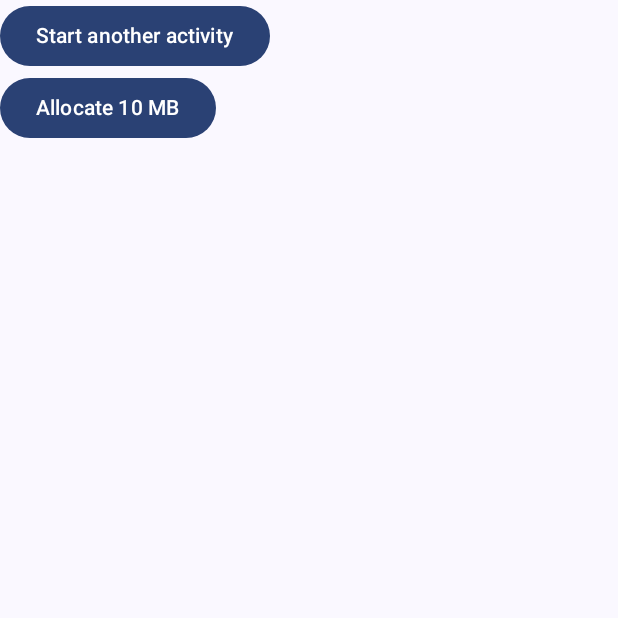
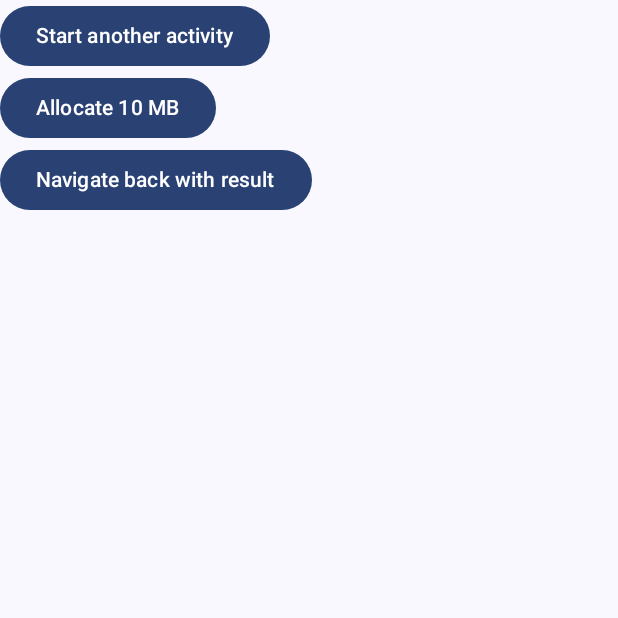
Before and after one commit to PaulKlauser/DontKeepActivities, an Android app built with Jetpack Compose: the screen it shows after launch (MainActivity), after a tap on "Start another activity", on a phone screen of 412 x 824 dp, the top half of it. Run offline under Robolectric (Android 15) with nearby library versions, the phone set to English and light mode, and no system bars.

Commit message:
Initial commit

```diff
--- a/app/src/main/java/com/example/bgactivitiestesting/ActivityCounter.kt
+++ b/app/src/main/java/com/example/bgactivitiestesting/ActivityCounter.kt
@@ -5,13 +5,10 @@ import android.content.Intent
 
 object ActivityCounter {
 
-    private var _counter = 1
-    val counter: String
-        get() = _counter.toString()
-
-    fun startActivity(parent: Activity) {
-        _counter++
-
-        parent.startActivity(Intent(parent, MainActivity::class.java))
+    fun startActivity(parent: Activity, name: Int) {
+        parent.startActivity(Intent(parent, MainActivity::class.java)
+            .apply {
+                putExtra("counter", name + 1)
+            })
     }
 }
--- a/app/src/main/java/com/example/bgactivitiestesting/MainActivity.kt
+++ b/app/src/main/java/com/example/bgactivitiestesting/MainActivity.kt
@@ -1,9 +1,16 @@
 package com.example.bgactivitiestesting
 
+import android.R.attr.data
+import android.app.Activity
+import android.app.ComponentCaller
+import android.content.Intent
 import android.os.Bundle
+import android.util.Log
 import androidx.activity.ComponentActivity
+import androidx.activity.compose.rememberLauncherForActivityResult
 import androidx.activity.compose.setContent
 import androidx.activity.enableEdgeToEdge
+import androidx.activity.result.contract.ActivityResultContracts
 import androidx.activity.viewModels
 import androidx.compose.foundation.layout.Column
 import androidx.compose.foundation.layout.fillMaxSize
@@ -18,28 +25,61 @@ import java.util.UUID
 class MainActivity : ComponentActivity() {
 
     private val map = mutableMapOf<UUID, ByteArray>()
-    private val name = "Activity #${ActivityCounter.counter}"
+    private var count = 0
+    private lateinit var name: String
 
     private val vm by viewModels<MainViewModel>()
 
     override fun onCreate(savedInstanceState: Bundle?) {
         super.onCreate(savedInstanceState)
+        count = intent.getIntExtra("counter", 0)
+        name = "Activity #${count}"
+        Log.d("Debug", "$name is created")
 
-        vm.init(ActivityCounter.counter)
+        vm.init(name)
 
         enableEdgeToEdge()
         setContent {
+            val launcher =
+                rememberLauncherForActivityResult(ActivityResultContracts.StartActivityForResult()) {
+                    Log.d(
+                        "Debug",
+                        "$name received activity result: ${it.resultCode}, ${it.data?.getStringExtra("result")}"
+                    )
+                }
             BgActivitiesTestingTheme {
                 Scaffold(modifier = Modifier.fillMaxSize()) { innerPadding ->
                     Column(modifier = Modifier.padding(innerPadding)) {
                         Button(
-                            onClick = { ActivityCounter.startActivity(this@MainActivity) },
+                            onClick = {
+                                val intent = Intent(this@MainActivity, MainActivity::class.java)
+                                    .apply {
+                                        putExtra("counter", count + 1)
+                                    }
+//                                this@MainActivity.startActivityForResult(
+//                                    Intent(this@MainActivity, MainActivity::class.java)
+//                                        .apply {
+//                                            putExtra("counter", count + 1)
+//                                        },
+//                                    1)
+                                launcher.launch(intent)
+                            },
                             modifier = Modifier.padding(innerPadding)
                         ) { Text("Start another activity") }
                         Button(
                             onClick = { map[UUID.randomUUID()] = ByteArray(10 * 1024 * 1024) },
                             modifier = Modifier.padding(innerPadding)
                         ) { Text("Allocate 10 MB") }
+                        Button(
+                            onClick = {
+                                setResult(RESULT_OK, Intent().apply {
+                                    putExtra("result", "Result from $name")
+                                })
+                                finish()
+                            }
+                        ) {
+                            Text("Navigate back with result")
+                        }
                     }
                 }
             }
@@ -57,4 +97,24 @@ class MainActivity : ComponentActivity() {
 
         vm.logDestroyedActivity(name, isFinishing)
     }
+
+    override fun onResume() {
+        super.onResume()
+
+        Log.d("Debug", "$name is resuming")
+    }
+
+//    override fun onActivityResult(
+//        requestCode: Int,
+//        resultCode: Int,
+//        data: Intent?,
+//        caller: ComponentCaller
+//    ) {
+//        super.onActivityResult(requestCode, resultCode, data, caller)
+//        Log.d(
+//            "Debug",
+//            "$name received activity result: $requestCode, $resultCode, ${data?.getStringExtra("result")}"
+//        )
+//    }
+
 }
```
Also changed, not shown: 1 other file.
